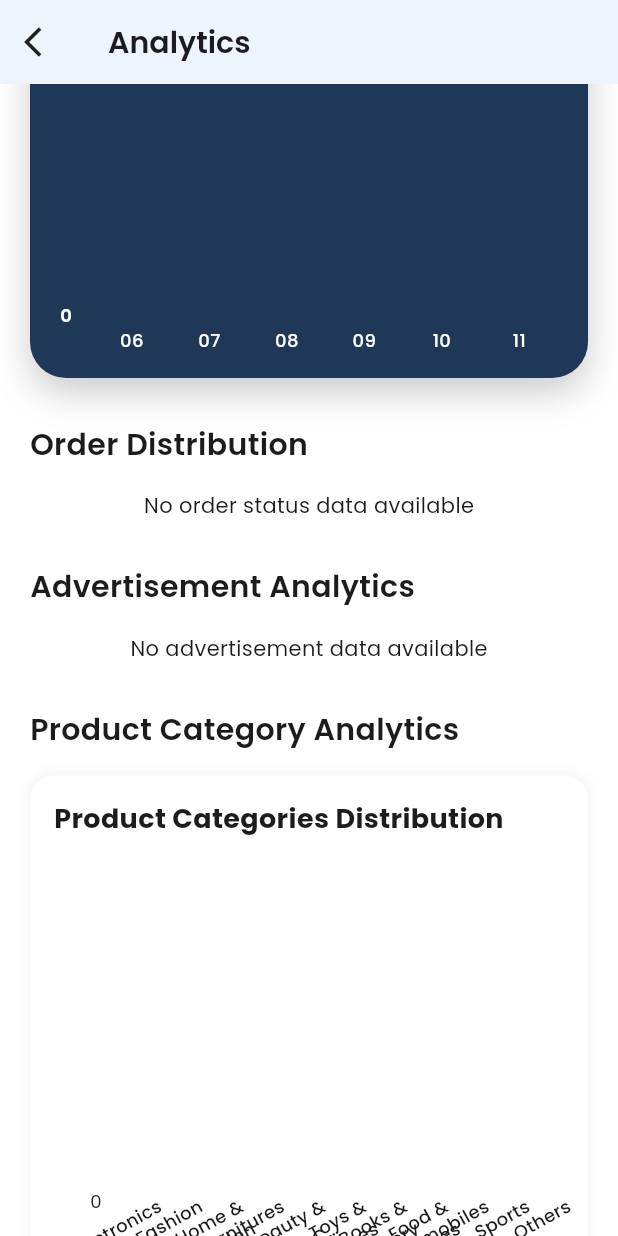
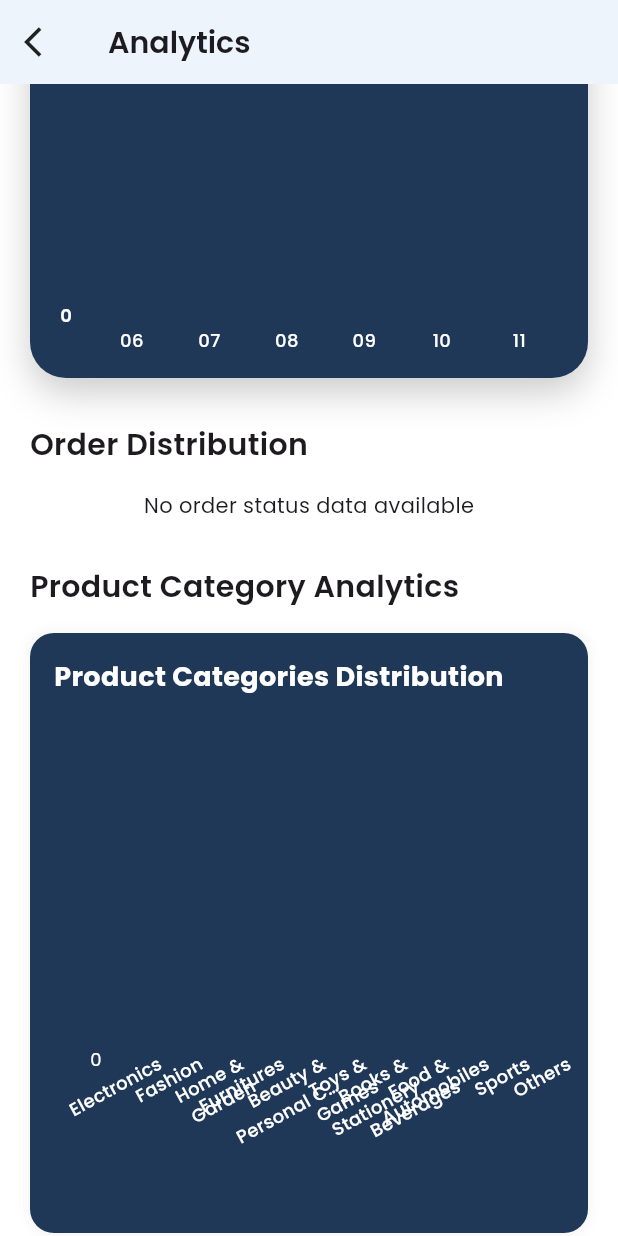
Before and after one commit to Edil-Ayehu/multi_vendor_ecommerce_app_admin_panel, a Flutter app: the AnalyticsScreen screen opened directly, scrolled down 576 dp, on a phone screen of 412 x 824 dp. Run offline on Flutter 3.47's test engine with Material 3 defaults, Android fonts, the phone set to English and light mode, and no system bars; drawn by our look-alikes of fl_chart; our stand-ins replace cloud_firestore, firebase_auth, firebase_core, google_fonts, line_icons, loading_animation_widget and 2 more; accounts and stored records are empty.

Commit message:
product distribution bg color

```diff
--- a/lib/screens/analytics_screen.dart
+++ b/lib/screens/analytics_screen.dart
@@ -5,7 +5,6 @@ import 'package:multi_vendor_ecommerce_app_admin_panel/services/admin_service.da
 import 'dart:math' as math;
 import 'package:google_fonts/google_fonts.dart';
 import 'package:loading_animation_widget/loading_animation_widget.dart';
-import 'dart:math' show max;
 
 class AnalyticsScreen extends StatelessWidget {
   final AdminService _adminService = AdminService();
@@ -82,16 +81,16 @@ class AnalyticsScreen extends StatelessWidget {
                   child: _buildOrderStatusChart(),
                 ),
                 const SizedBox(height: 30),
+                _buildSectionTitle('Product Category Analytics'),
+                AnimatedContainer(
+                  duration: const Duration(milliseconds: 300),
+                  child: _buildProductCategoryChart(),
+                ),
+                const SizedBox(height: 30),
                 _buildSectionTitle('Advertisement Analytics'),
                 AnimatedContainer(
                   duration: const Duration(milliseconds: 300),
                   child: _buildAdvertisementChart(),
-                ),
-                const SizedBox(height: 30),
-                _buildSectionTitle('Product Category Analytics'),
-                AnimatedContainer(
-                  duration: const Duration(milliseconds: 300),
-                  child: _buildProductCategoryChart(),
                 ),
                 const SizedBox(height: 30),
               ],
@@ -1109,7 +1108,7 @@ class AnalyticsScreen extends StatelessWidget {
           height: 400,
           padding: const EdgeInsets.all(16),
           decoration: BoxDecoration(
-            color: Colors.white,
+            color: const Color(0xff203857),
             borderRadius: BorderRadius.circular(16),
             boxShadow: [
               BoxShadow(
@@ -1127,6 +1126,7 @@ class AnalyticsScreen extends StatelessWidget {
                 style: GoogleFonts.poppins(
                   fontSize: 18,
                   fontWeight: FontWeight.bold,
+                  color: Colors.white,
                 ),
               ),
               const SizedBox(height: 24),
@@ -1146,7 +1146,8 @@ class AnalyticsScreen extends StatelessWidget {
                               padding: const EdgeInsets.only(right: 8),
                               child: Text(
                                 value.toInt().toString(),
-                                style: GoogleFonts.poppins(fontSize: 12),
+                                style: GoogleFonts.poppins(
+                                    fontSize: 12, color: Colors.white),
                                 textAlign: TextAlign.right,
                               ),
                             );
@@ -1158,8 +1159,9 @@ class AnalyticsScreen extends StatelessWidget {
                           showTitles: true,
                           reservedSize: 100,
                           getTitlesWidget: (value, meta) {
-                            if (value.toInt() >= sortedData.length)
+                            if (value.toInt() >= sortedData.length) {
                               return const Text('');
+                            }
                             return Padding(
                               padding: const EdgeInsets.only(top: 8),
                               child: Transform.rotate(
@@ -1171,6 +1173,7 @@ class AnalyticsScreen extends StatelessWidget {
                                     style: GoogleFonts.poppins(
                                       fontSize: 12,
                                       fontWeight: FontWeight.w500,
+                                      color: Colors.white,
                                     ),
                                     maxLines: 2,
                                     overflow: TextOverflow.ellipsis,
@@ -1182,10 +1185,10 @@ class AnalyticsScreen extends StatelessWidget {
                           },
                         ),
                       ),
-                      rightTitles: AxisTitles(
+                      rightTitles: const AxisTitles(
                         sideTitles: SideTitles(showTitles: false),
                       ),
-                      topTitles: AxisTitles(
+                      topTitles: const AxisTitles(
                         sideTitles: SideTitles(showTitles: false),
                       ),
                     ),
@@ -1195,7 +1198,7 @@ class AnalyticsScreen extends StatelessWidget {
                       horizontalInterval: 1,
                       getDrawingHorizontalLine: (value) {
                         return FlLine(
-                          color: Colors.grey.withOpacity(0.1),
+                          color: Colors.white.withOpacity(0.1),
                           strokeWidth: 1,
                         );
                       },
```
